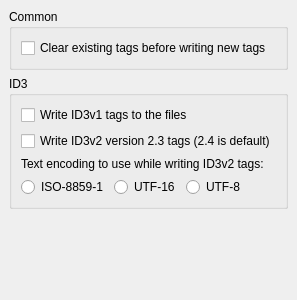
Old version of the form ui/options_tags.ui in the repository metabrainz/picard.
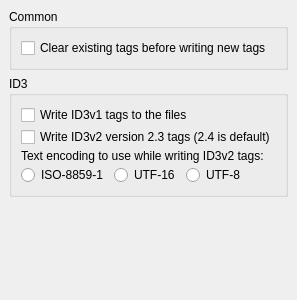
New version of the form.

Commit message: Consistent spacing.

What changed in the file:
```diff
--- a/ui/options_tags.ui
+++ b/ui/options_tags.ui
@@ -54,7 +54,7 @@
        <number>9</number>
       </property>
       <property name="spacing" >
-       <number>6</number>
+       <number>2</number>
       </property>
       <item>
        <widget class="QCheckBox" name="write_id3v1" >
@@ -131,8 +131,8 @@
      </property>
      <property name="sizeHint" >
       <size>
-       <width>10</width>
-       <height>41</height>
+       <width>20</width>
+       <height>40</height>
       </size>
      </property>
     </spacer>
```
Left out of the diff: 5 changed lines with no effect on the pictures. The commit also changes 1 other file.
